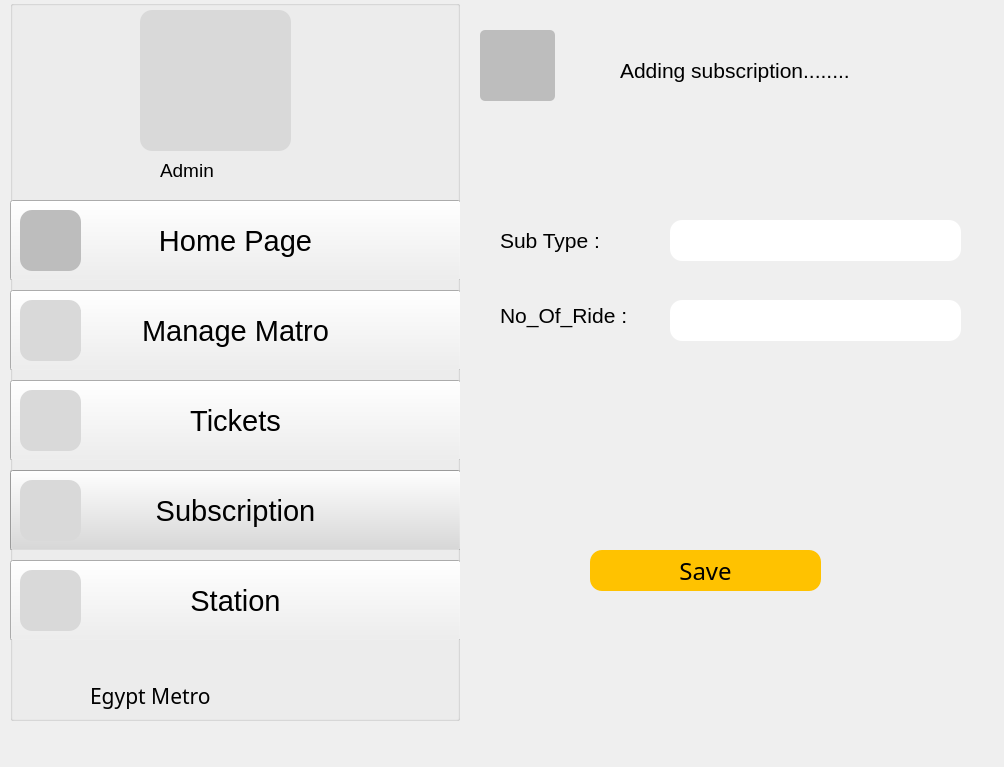
This is addsub.ui in hager55m/Metro-Mate-DS as Qt 5 draws it before an edit. The edited form follows.
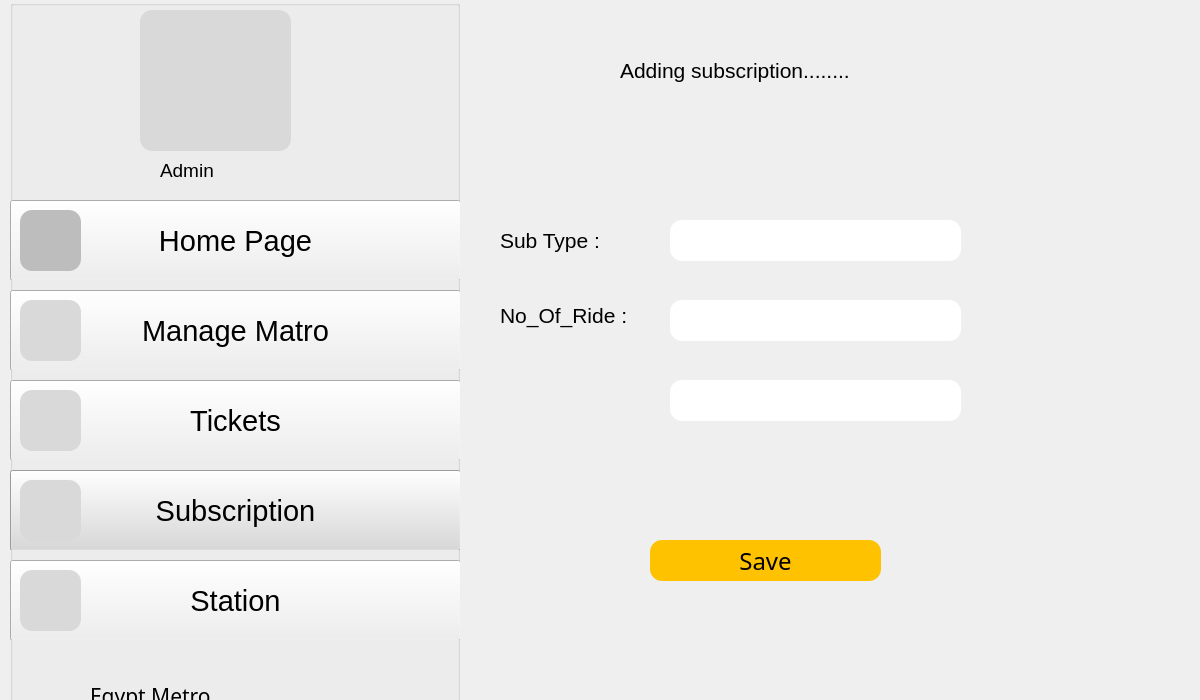
This is the edited form. Icons and pictures are not drawn.

```diff
--- a/addsub.ui
+++ b/addsub.ui
@@ -6,8 +6,8 @@
    <rect>
     <x>0</x>
     <y>0</y>
-    <width>1004</width>
-    <height>767</height>
+    <width>1200</width>
+    <height>700</height>
    </rect>
   </property>
   <property name="windowTitle">
@@ -528,8 +528,8 @@
    <widget class="QPushButton" name="pushButton">
     <property name="geometry">
      <rect>
-      <x>590</x>
-      <y>550</y>
+      <x>650</x>
+      <y>540</y>
       <width>231</width>
       <height>41</height>
      </rect>
@@ -549,21 +549,19 @@
      <string>Save</string>
     </property>
    </widget>
-   <widget class="QPushButton" name="m1">
+   <widget class="QLineEdit" name="month">
     <property name="geometry">
      <rect>
-      <x>480</x>
-      <y>30</y>
-      <width>75</width>
-      <height>71</height>
+      <x>670</x>
+      <y>380</y>
+      <width>291</width>
+      <height>41</height>
      </rect>
     </property>
     <property name="styleSheet">
-     <string notr="true">background-color: #BDBDBD;
-border-radius: 5;
-border-image: url(:/images/img/left-arrow.png) 0 0 0 0 stretch stretch;
-width: 50px;
-height: 50px;</string>
+     <string notr="true">background-color: white;
+border-radius: 12;
+color: black;</string>
     </property>
     <property name="text">
      <string/>
```
Left out of the diff: 11 changed lines with no effect on the pictures.
